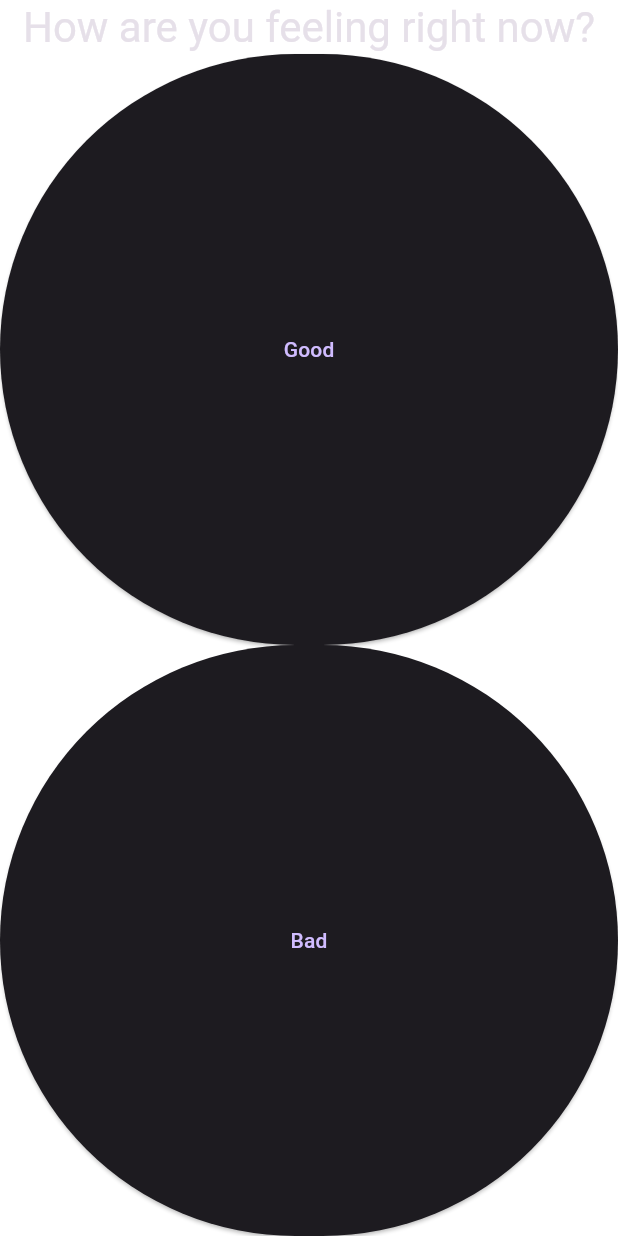
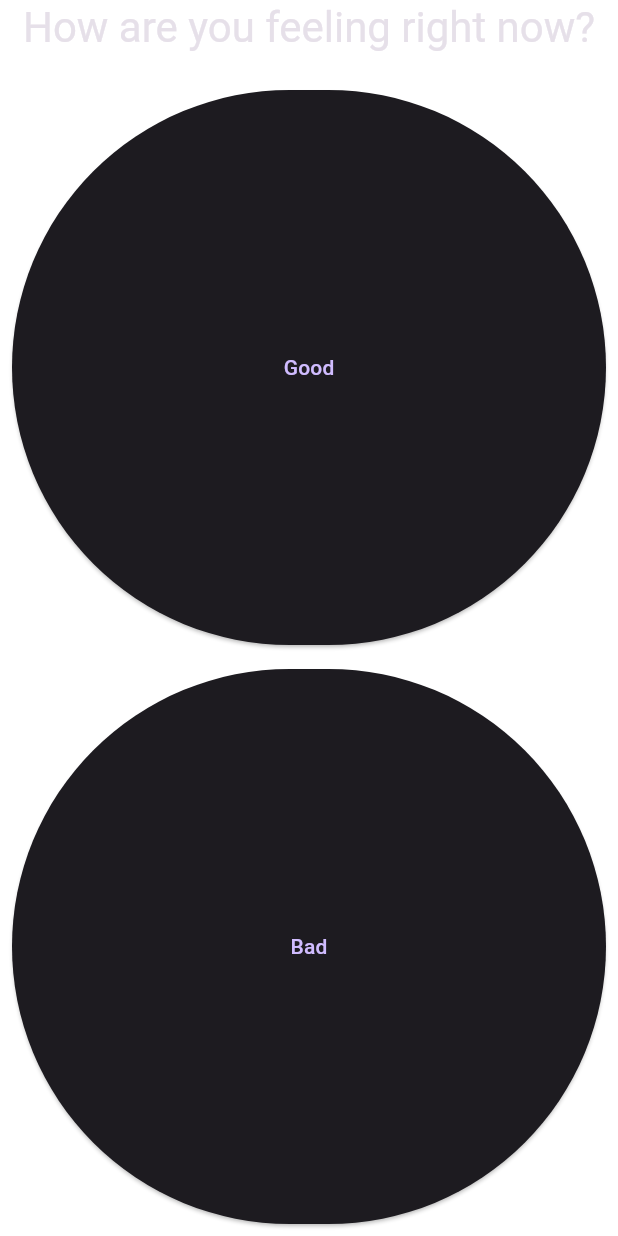
Before and after one commit to CrossBread/emotion-wheel, a Flutter app: the screen it shows after launch, after a tap on "Good", on a phone screen of 412 x 824 dp. Run offline on Flutter 3.47's test engine with Material 2 defaults, Android fonts, the light colour scheme and no system bars; our stand-ins replace font_awesome_flutter; missing offline and left inert: graphic.

Commit message:
Quiz button alignmen

```diff
--- a/emotion_wheel/lib/emotion_wheel/presentation/widgets/emotion_quiz.dart
+++ b/emotion_wheel/lib/emotion_wheel/presentation/widgets/emotion_quiz.dart
@@ -132,7 +132,10 @@ class ChoiceScreen extends StatelessWidget {
       mainAxisSize: MainAxisSize.max,
       children: [
         Center(
-          child: Text(titleText, style: Theme.of(context).textTheme.headlineMedium),
+          child: Padding(
+            padding: const EdgeInsets.fromLTRB(0, 0, 0, 16),
+            child: Text(titleText, style: Theme.of(context).textTheme.headlineMedium),
+          ),
         ),
         Expanded(
           child: Column(
@@ -141,7 +144,10 @@ class ChoiceScreen extends StatelessWidget {
             children: [
               ...choices.map((label) {
                 return Expanded(
-                    child: ElevatedButton(onPressed: () => onChoiceMade(label), child: Text(label)));
+                    child: Padding(
+                  padding: const EdgeInsets.all(8.0),
+                  child: ElevatedButton(onPressed: () => onChoiceMade(label), child: Text(label)),
+                ));
               }).toList(),
             ],
           ),
```
